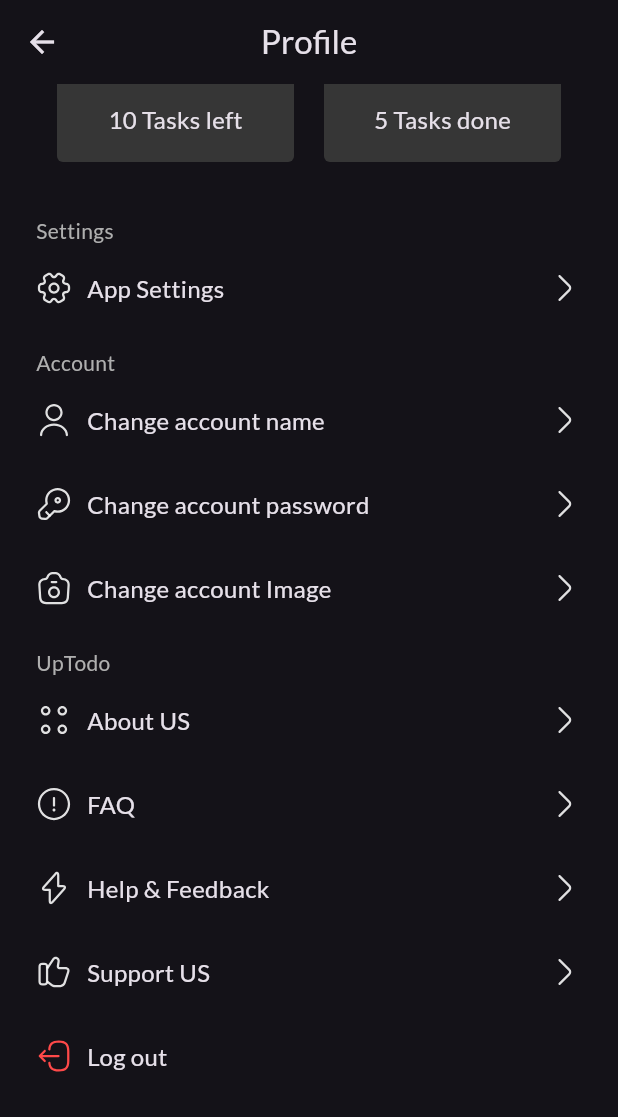
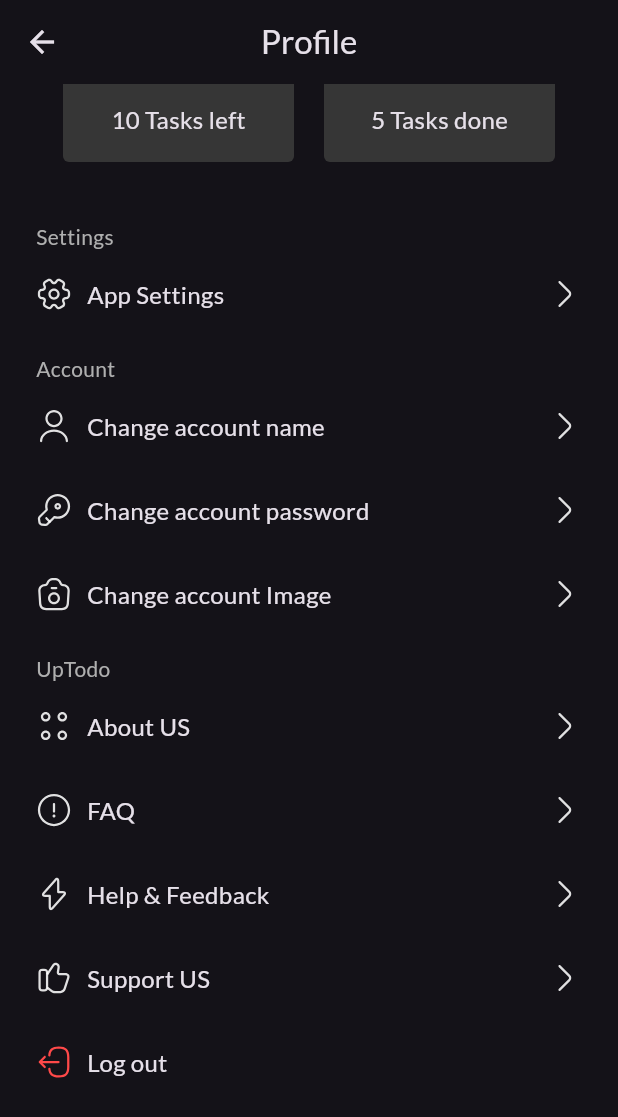
Before and after one commit to ELDemy/Rowad-Masr, a Flutter app: the ProfileView screen opened directly, scrolled down 173 dp, on a phone screen of 412 x 824 dp. Shown: the top 1117 px of the screen. Run offline on Flutter 3.47's test engine with Material 3 defaults, Android fonts, the phone set to English and light mode, and no system bars; our stand-ins replace flutter_svg, google_fonts, persistent_bottom_nav_bar.

Commit message:
refactor padding in profile view UI

```diff
--- a/flutter/to_do_app/lib/features/profile/presentation/views/widgets/row_tasks_info_widget.dart
+++ b/flutter/to_do_app/lib/features/profile/presentation/views/widgets/row_tasks_info_widget.dart
@@ -24,8 +24,8 @@ class _ContainerInfo extends StatelessWidget {
   @override
   Widget build(BuildContext context) {
     return Container(
-      padding: const EdgeInsets.symmetric(vertical: 17),
-      width: 158,
+      padding: const EdgeInsets.symmetric(vertical: 17, horizontal: 30),
+      width: 154,
       decoration: BoxDecoration(
         color: AppColors.kGreyBackgroundColor,
         borderRadius: BorderRadius.circular(4),
--- a/flutter/to_do_app/lib/features/profile/presentation/views/widgets/sections/logout_widget.dart
+++ b/flutter/to_do_app/lib/features/profile/presentation/views/widgets/sections/logout_widget.dart
@@ -12,7 +12,7 @@ class LogoutWidget extends StatelessWidget {
     return OptionRowWidget(
       text: "Log out",
       leftIcon: SvgPicture.asset(ProfileIcons.logout),
-      rightArrow: false,
+      hasRightArrow: false,
     );
   }
 }
--- a/flutter/to_do_app/lib/features/profile/presentation/views/widgets/sections/option_row_widget.dart
+++ b/flutter/to_do_app/lib/features/profile/presentation/views/widgets/sections/option_row_widget.dart
@@ -8,34 +8,36 @@ class OptionRowWidget extends StatelessWidget {
     required this.text,
     required this.leftIcon,
     this.onTap,
-    this.rightArrow = true,
+    this.hasRightArrow = true,
   });
 
   final Widget leftIcon;
   final String text;
   final VoidCallback? onTap;
-  final bool rightArrow;
+  final bool hasRightArrow;
   @override
   Widget build(BuildContext context) {
-    return InkWell(
-      onTap: onTap,
+    return Column(
+      children: [
+        InkWell(
+          borderRadius: BorderRadius.circular(8),
+          onTap: onTap ?? () {},
           child: Padding(
-        padding: const EdgeInsets.only(top: 12, bottom: 20),
+            padding: const EdgeInsets.symmetric(vertical: 16),
             child: Row(
               children: [
                 leftIcon,
                 const SizedBox(width: 10),
-            Text(
-              text,
-              style: const TextStyle(fontSize: 16),
-            ),
+                Text(text, style: const TextStyle(fontSize: 16)),
                 const Spacer(),
-            rightArrow
+                hasRightArrow
                     ? SvgPicture.asset(ProfileIcons.arrow)
                     : const SizedBox(),
               ],
             ),
           ),
+        ),
+      ],
     );
   }
 }
--- a/flutter/to_do_app/lib/features/profile/presentation/views/widgets/sections/subtitle_text_widget.dart
+++ b/flutter/to_do_app/lib/features/profile/presentation/views/widgets/sections/subtitle_text_widget.dart
@@ -7,7 +7,7 @@ class SubtitleText extends StatelessWidget {
   @override
   Widget build(BuildContext context) {
     return Padding(
-      padding: const EdgeInsets.only(bottom: 4, top: 8),
+      padding: const EdgeInsets.only(top: 12),
       child: Text(
         text,
         style: const TextStyle(
```
Lines whose indentation alone changed are shown as unchanged.
